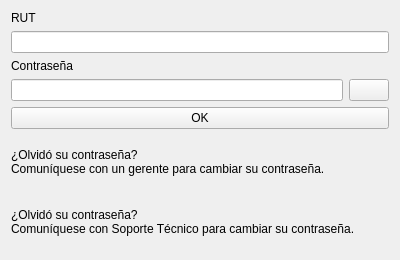
The window that ui/login.ui (Matiti061/TecnoPC) describes before a commit, drawn with Qt 5.
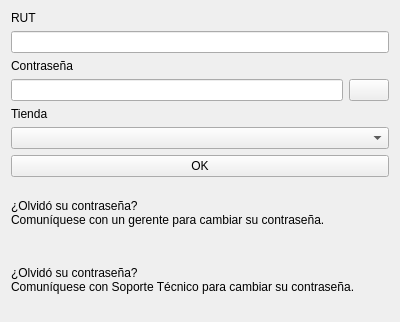
The same window after the commit. Icons and pictures are not drawn.

```diff
--- a/ui/login.ui
+++ b/ui/login.ui
@@ -7,37 +7,27 @@
     <x>0</x>
     <y>0</y>
     <width>400</width>
-    <height>260</height>
+    <height>322</height>
    </rect>
   </property>
   <property name="windowTitle">
    <string>Inicio de sesión</string>
   </property>
   <layout class="QGridLayout" name="gridLayout">
-   <item row="1" column="0">
+   <item row="2" column="0">
     <widget class="QPushButton" name="ok_button">
      <property name="text">
       <string>OK</string>
      </property>
     </widget>
    </item>
-   <item row="2" column="0">
+   <item row="3" column="0">
     <widget class="QLabel" name="employee_forgot_password_label">
      <property name="text">
       <string>¿Olvidó su contraseña?&lt;br&gt;Comuníquese con un gerente para cambiar su contraseña.</string>
      </property>
     </widget>
    </item>
-   <item row="3" column="0">
-    <widget class="QLabel" name="manager_forgot_password_label">
-     <property name="enabled">
-      <bool>true</bool>
-     </property>
-     <property name="text">
-      <string>¿Olvidó su contraseña?&lt;br&gt;Comuníquese con Soporte Técnico para cambiar su contraseña.</string>
-     </property>
-    </widget>
-   </item>
    <item row="0" column="0">
     <layout class="QVBoxLayout" name="verticalLayout">
      <item>
@@ -79,8 +69,28 @@
        </item>
       </layout>
      </item>
+     <item>
+      <widget class="QLabel" name="store_label">
+       <property name="text">
+        <string>Tienda</string>
+       </property>
+      </widget>
+     </item>
+     <item>
+      <widget class="QComboBox" name="store_combo_box"/>
+     </item>
     </layout>
    </item>
+   <item row="4" column="0">
+    <widget class="QLabel" name="manager_forgot_password_label">
+     <property name="enabled">
+      <bool>true</bool>
+     </property>
+     <property name="text">
+      <string>¿Olvidó su contraseña?&lt;br&gt;Comuníquese con Soporte Técnico para cambiar su contraseña.</string>
+     </property>
+    </widget>
+   </item>
   </layout>
  </widget>
  <resources/>
```
